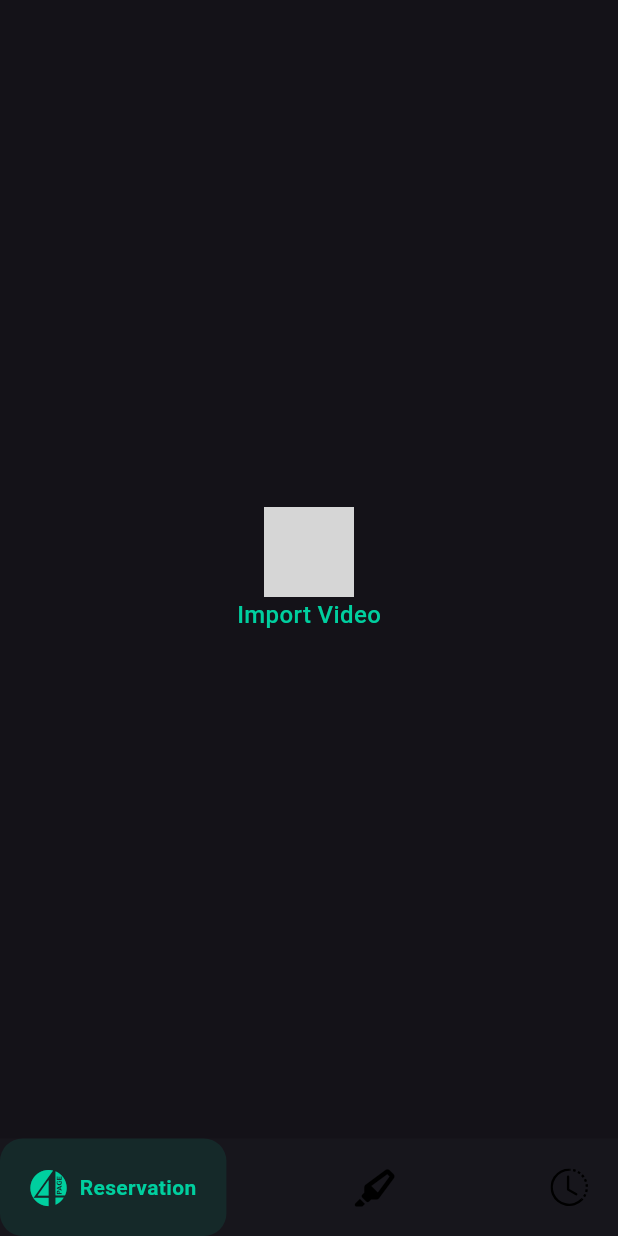
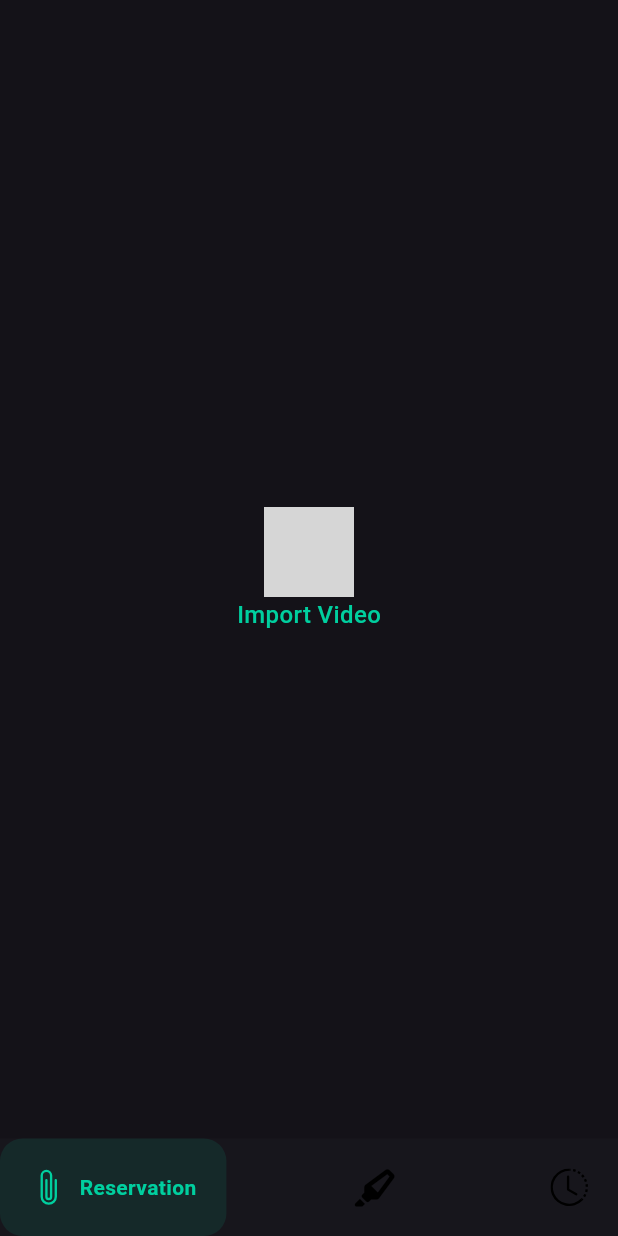
Before and after one commit to hafedh049/footy_shorts, a Flutter app: the screen it shows after launch, swiped to page 2, on a phone screen of 412 x 824 dp. Run offline on Flutter 3.47's test engine with Material 3 defaults, Android fonts, the phone set to English and light mode, and no system bars; drawn by our look-alikes of google_nav_bar, lottie; our stand-ins replace firebase_core, flutter_animate, get, hive, icons_plus, video_player; missing offline and left inert: image_pickers; accounts and stored records are empty; grey boxes are pictures that could not be loaded.

Commit message:
Modified  lib/home.dart

```diff
--- a/lib/home.dart
+++ b/lib/home.dart
@@ -46,7 +46,7 @@ class _HomeState extends State<Home> {
         tabBackgroundColor: teal.withOpacity(.1),
         padding: const EdgeInsets.symmetric(horizontal: 20, vertical: 20),
         tabs: const <GButton>[
-          GButton(icon: FontAwesome.page4, text: 'Reservation'),
+          GButton(icon: Bootstrap.paperclip, text: 'Reservation'),
           GButton(icon: FontAwesome.highlighter, text: 'Edit'),
           GButton(icon: Bootstrap.clock_history, text: 'Highlights'),
         ],
```
